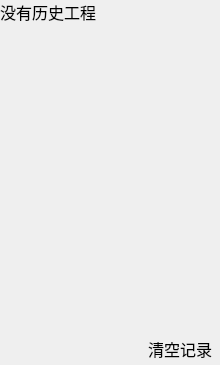
First picture: the form in IDE/Widget/Widget_HistoryList.ui, repository chineselixi/FireMonkeyStudio, before the edit.
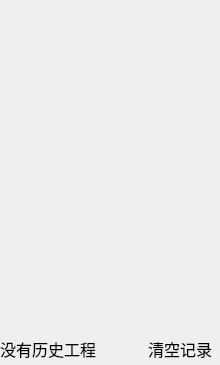
Second picture: the form after the edit.

```diff
--- a/IDE/Widget/Widget_HistoryList.ui
+++ b/IDE/Widget/Widget_HistoryList.ui
@@ -26,35 +26,6 @@
    <property name="bottomMargin">
     <number>0</number>
    </property>
-   <item>
-    <layout class="QHBoxLayout" name="horizontalLayout_tip">
-     <item>
-      <widget class="QLabel" name="label_tip">
-       <property name="font">
-        <font>
-         <pointsize>12</pointsize>
-        </font>
-       </property>
-       <property name="text">
-        <string>没有历史工程</string>
-       </property>
-      </widget>
-     </item>
-     <item>
-      <spacer name="horizontalSpacer">
-       <property name="orientation">
-        <enum>Qt::Horizontal</enum>
-       </property>
-       <property name="sizeHint" stdset="0">
-        <size>
-         <width>40</width>
-         <height>20</height>
-        </size>
-       </property>
-      </spacer>
-     </item>
-    </layout>
-   </item>
    <item>
     <widget class="QListWidget" name="listWidget">
      <property name="styleSheet">
@@ -77,6 +48,18 @@
    </item>
    <item>
     <layout class="QHBoxLayout" name="horizontalLayout_clear">
+     <item>
+      <widget class="QLabel" name="label_tip">
+       <property name="font">
+        <font>
+         <pointsize>12</pointsize>
+        </font>
+       </property>
+       <property name="text">
+        <string>没有历史工程</string>
+       </property>
+      </widget>
+     </item>
      <item>
       <spacer name="horizontalSpacer_2">
        <property name="orientation">
```
